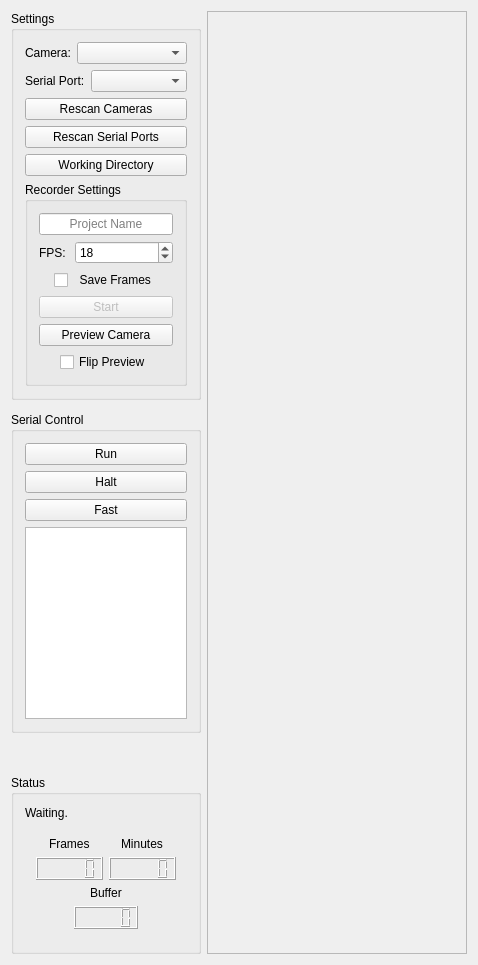
Before: the Qt Designer form src/forms/mainwindow.ui in vale981/Taevitas, drawn with Qt 5.
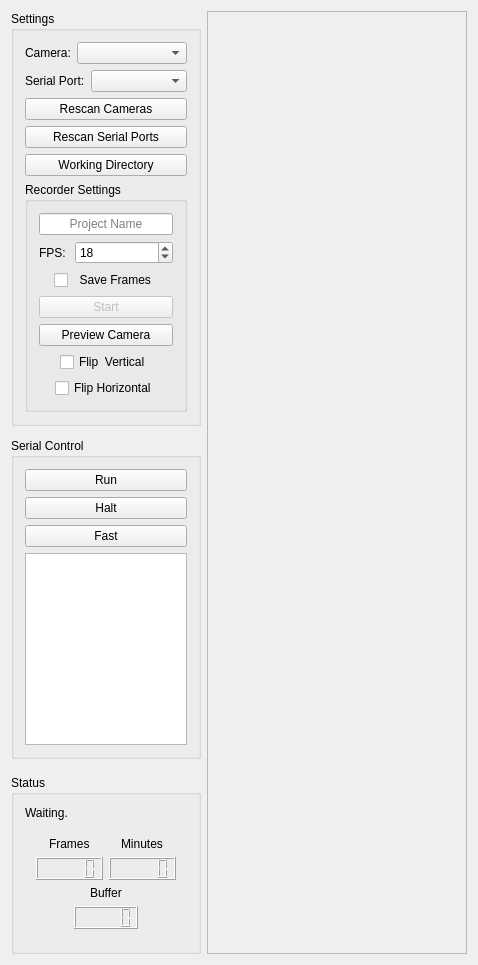
After: the same form once the commit is applied.

Commit message: Flippable, right this time.

Patch:
```diff
--- a/src/forms/mainwindow.ui
+++ b/src/forms/mainwindow.ui
@@ -232,7 +232,14 @@
           <item alignment="Qt::AlignHCenter">
            <widget class="QCheckBox" name="flipPreview">
             <property name="text">
-             <string>Flip Preview</string>
+             <string>Flip  Vertical</string>
+            </property>
+           </widget>
+          </item>
+          <item alignment="Qt::AlignHCenter">
+           <widget class="QCheckBox" name="flipPreviewH">
+            <property name="text">
+             <string>Flip Horizontal</string>
             </property>
            </widget>
           </item>
```
Left out of the diff: 2 changed lines with no effect on the pictures. The commit also changes 2 other files.
